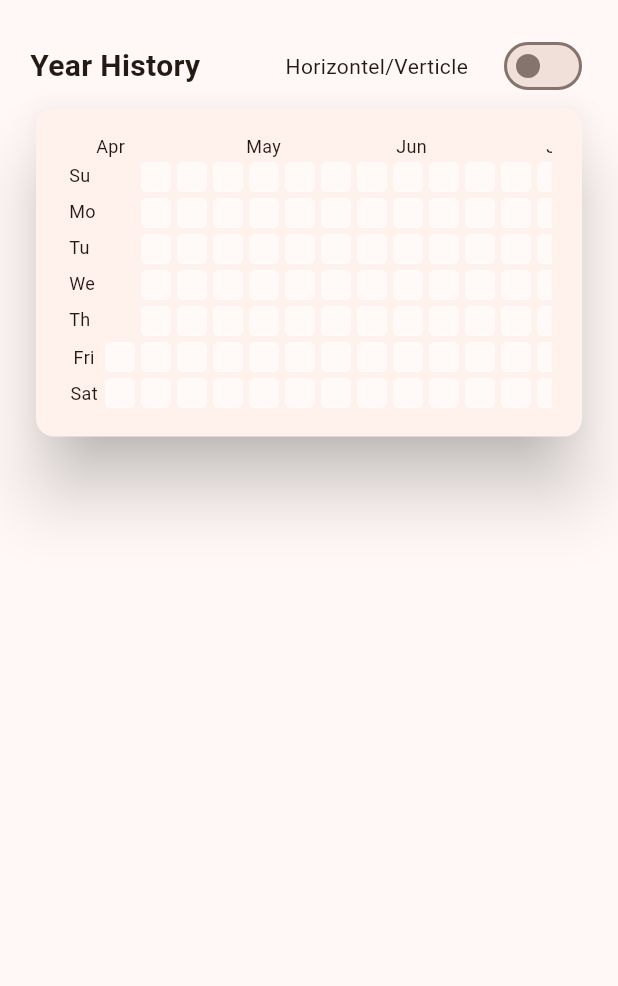
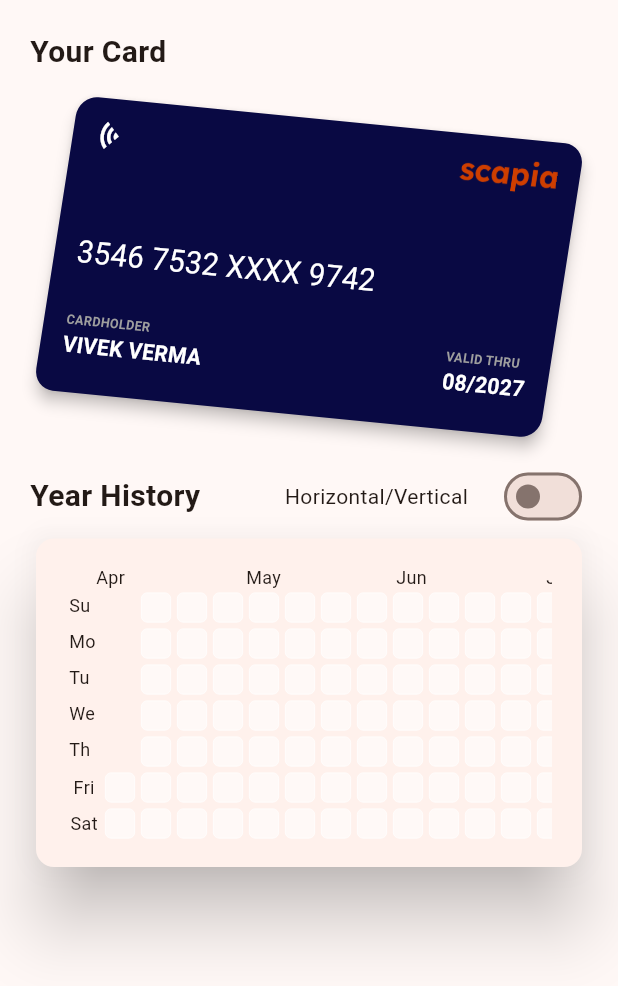
Before and after one commit to Omegaviv/transaction_graph, a Flutter app: the screen it shows after launch, on a phone screen of 412 x 824 dp. Shown: the top 986 px of the screen. Run offline on Flutter 3.47's test engine with Material 3 defaults, Android fonts, the light colour scheme and no system bars; our stand-ins replace get.

Commit message:
card animation

```diff
--- a/lib/presentation/home_page.dart
+++ b/lib/presentation/home_page.dart
@@ -1,9 +1,8 @@
-import 'dart:ffi';
-
 import 'package:card_transactions/constants.dart';
 import 'package:card_transactions/cotrollers/transaction_controller.dart';
 import 'package:card_transactions/data/mock_apis.dart';
 import 'package:card_transactions/domain/transaction.dart';
+import 'package:card_transactions/presentation/widgets/custom_animation.dart';
 import 'package:card_transactions/presentation/widgets/transaction_graph.dart';
 import 'package:flutter/material.dart';
 import 'package:get/get.dart';
@@ -25,8 +24,15 @@ class HomePage extends StatelessWidget {
               crossAxisAlignment: CrossAxisAlignment.start,
               mainAxisAlignment: MainAxisAlignment.start,
               children: [
+                const Text(
+                  'Your Card',
+                  style: TextStyle(fontWeight: FontWeight.w600, fontSize: 20),
+                ),
+                const Padding(
+                  padding: EdgeInsets.symmetric(vertical: 25),
+                  child: CreditCardPreviewAnimation(),
+                ),
                 Row(
-                  // mainAxisAlignment: MainAxisAlignment.end,
                   children: [
                     const Text(
                       'Year History',
@@ -34,7 +40,7 @@ class HomePage extends StatelessWidget {
                           TextStyle(fontWeight: FontWeight.w600, fontSize: 20),
                     ),
                     const Spacer(),
-                    const Text('Horizontel/Verticle'),
+                    const Text('Horizontal/Vertical'),
                     const SizedBox(
                       width: 20,
                     ),
--- /dev/null
+++ b/lib/presentation/widgets/credit_card.dart
@@ -0,0 +1,98 @@
+import 'package:flutter/material.dart';
+
+class CreditCard extends StatelessWidget {
+  const CreditCard(
+      {super.key,
+      required this.color,
+      required this.cardNumber,
+      required this.cardHolder,
+      required this.cardExpiration});
+
+  final Color color;
+  final String cardNumber;
+  final String cardHolder;
+  final String cardExpiration;
+
+  @override
+  Widget build(BuildContext context) {
+    return Card(
+      elevation: 4.0,
+      color: color,
+      shape: RoundedRectangleBorder(
+        borderRadius: BorderRadius.circular(14),
+      ),
+      child: Container(
+        height: 200,
+        // width: 500,
+        padding: const EdgeInsets.only(left: 16.0, right: 16.0, bottom: 22.0),
+        child: Column(
+          crossAxisAlignment: CrossAxisAlignment.start,
+          mainAxisAlignment: MainAxisAlignment.spaceBetween,
+          children: <Widget>[
+            _buildLogosBlock(),
+            Padding(
+              padding: const EdgeInsets.only(top: 16.0),
+              child: Text(
+                cardNumber,
+                style: const TextStyle(
+                  color: Colors.white,
+                  fontSize: 21,
+                ),
+              ),
+            ),
+            Row(
+              mainAxisAlignment: MainAxisAlignment.spaceBetween,
+              children: <Widget>[
+                _buildDetailsBlock(
+                  label: 'CARDHOLDER',
+                  value: cardHolder,
+                ),
+                _buildDetailsBlock(label: 'VALID THRU', value: cardExpiration),
+              ],
+            ),
+          ],
+        ),
+      ),
+    );
+  }
+
+  Column _buildDetailsBlock({required String label, required String value}) {
+    return Column(
+      crossAxisAlignment: CrossAxisAlignment.start,
+      children: <Widget>[
+        Text(
+          label,
+          style: const TextStyle(
+              color: Colors.grey, fontSize: 9, fontWeight: FontWeight.bold),
+        ),
+        Text(
+          value,
+          style: const TextStyle(
+              color: Colors.white, fontSize: 15, fontWeight: FontWeight.bold),
+        )
+      ],
+    );
+  }
+
+  Row _buildLogosBlock() {
+    return Row(
+      mainAxisAlignment: MainAxisAlignment.spaceBetween,
+      children: <Widget>[
+        const RotatedBox(
+          quarterTurns: -1,
+          child: Icon(
+            Icons.wifi,
+            size: 20,
+            color: Colors.white,
+          ),
+        ),
+        SizedBox(
+          height: 50,
+          child: Image.asset(
+            'assets/scapia.png',
+          ),
+        )
+      ],
+    );
+  }
+}
--- a/lib/presentation/widgets/custom_animation.dart
+++ b/lib/presentation/widgets/custom_animation.dart
@@ -1,4 +1,6 @@
+import 'package:card_transactions/presentation/widgets/credit_card.dart';
 import 'package:flutter/material.dart';
+import 'dart:math' show pi;
 
 class SingleDayTransactionAnimation extends StatefulWidget {
   const SingleDayTransactionAnimation(
@@ -62,3 +64,119 @@ class _SingleDayTransactionAnimationState
     );
   }
 }
+
+class CreditCardPreviewAnimation extends StatefulWidget {
+  const CreditCardPreviewAnimation({super.key});
+
+  @override
+  State<CreditCardPreviewAnimation> createState() =>
+      _CreditCardPreviewAnimationState();
+}
+
+class _CreditCardPreviewAnimationState extends State<CreditCardPreviewAnimation>
+    with TickerProviderStateMixin {
+  late AnimationController _controller;
+  late AnimationController _xController;
+  late AnimationController _yController;
+  late AnimationController _zController;
+  late Tween<double> _animation;
+  late Tween<double> _yanimation;
+  late Tween<double> _zanimation;
+
+  @override
+  void initState() {
+    super.initState();
+
+    _xController = AnimationController(
+      vsync: this,
+      duration: const Duration(seconds: 5),
+    );
+
+    _yController = AnimationController(
+      vsync: this,
+      duration: const Duration(seconds: 7),
+    );
+
+    _zController = AnimationController(
+      vsync: this,
+      duration: const Duration(seconds: 10),
+    );
+
+    _animation = Tween<double>(
+      begin: 0,
+      end: -pi / 7,
+    );
+
+    _yanimation = Tween<double>(
+      begin: 0,
+      end: pi / 8,
+    );
+
+    _zanimation = Tween<double>(
+      begin: 0,
+      end: pi / 15,
+    );
+    _xController.addStatusListener((status) {
+      if (status == AnimationStatus.completed) {
+        _xController.reverse();
+      } else if (status == AnimationStatus.dismissed) {
+        _xController.forward();
+      }
+    });
+
+    _yController.addStatusListener((status) {
+      if (status == AnimationStatus.completed) {
+        _yController.reverse();
+      } else if (status == AnimationStatus.dismissed) {
+        _yController.forward();
+      }
+    });
+
+    _zController.addStatusListener((status) {
+      if (status == AnimationStatus.completed) {
+        _zController.reverse();
+      } else if (status == AnimationStatus.dismissed) {
+        _zController.forward();
+      }
+    });
+  }
+
+  @override
+  void dispose() {
+    _controller.dispose();
+    _xController.dispose();
+    _yController.dispose();
+    _zController.dispose();
+    super.dispose();
+  }
+
+  @override
+  Widget build(BuildContext context) {
+    _xController.forward();
+
+    _yController.forward();
+
+    _zController.forward();
+    return AnimatedBuilder(
+      animation: Listenable.merge([
+        _xController,
+        _yController,
+        _zController,
+      ]),
+      builder: (context, child) {
+        return Transform(
+            alignment: Alignment.center,
+            transform: Matrix4.identity()
+              ..rotateX(_animation.evaluate(_xController))
+              ..rotateY(_yanimation.evaluate(_yController))
+              ..rotateZ(_zanimation.evaluate(_zController)),
+            child: child);
+      },
+      child: const CreditCard(
+          color: Color(0xFF090943),
+          cardExpiration: "08/2027",
+          cardHolder: "VIVEK VERMA",
+          cardNumber: "3546 7532 XXXX 9742"),
+    );
+  }
+}
--- a/pubspec.yaml
+++ b/pubspec.yaml
@@ -61,9 +61,9 @@ flutter:
   uses-material-design: true
 
   # To add assets to your application, add an assets section, like this:
-  # assets:
-  #   - images/a_dot_burr.jpeg
-  #   - images/a_dot_ham.jpeg
+  assets:
+    - assets/
+
 
   # An image asset can refer to one or more resolution-specific "variants", see
   # https://flutter.dev/assets-and-images/#resolution-aware
```
Also changed, not shown: assets/image.png (added), assets/scapia.png (added).
